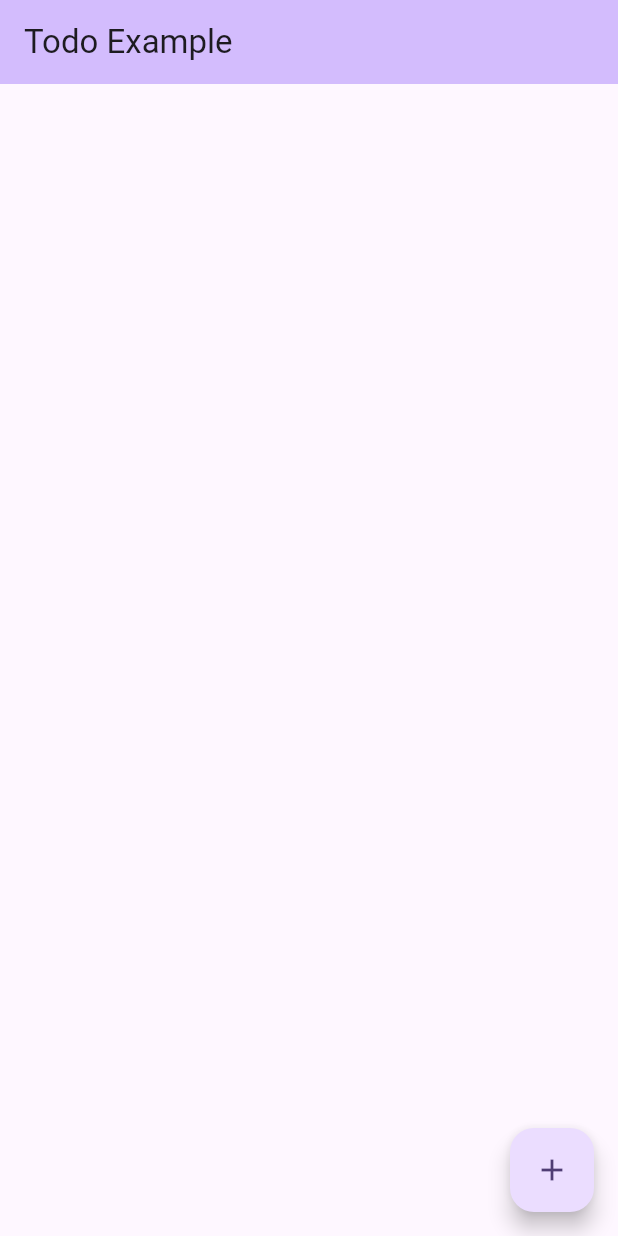
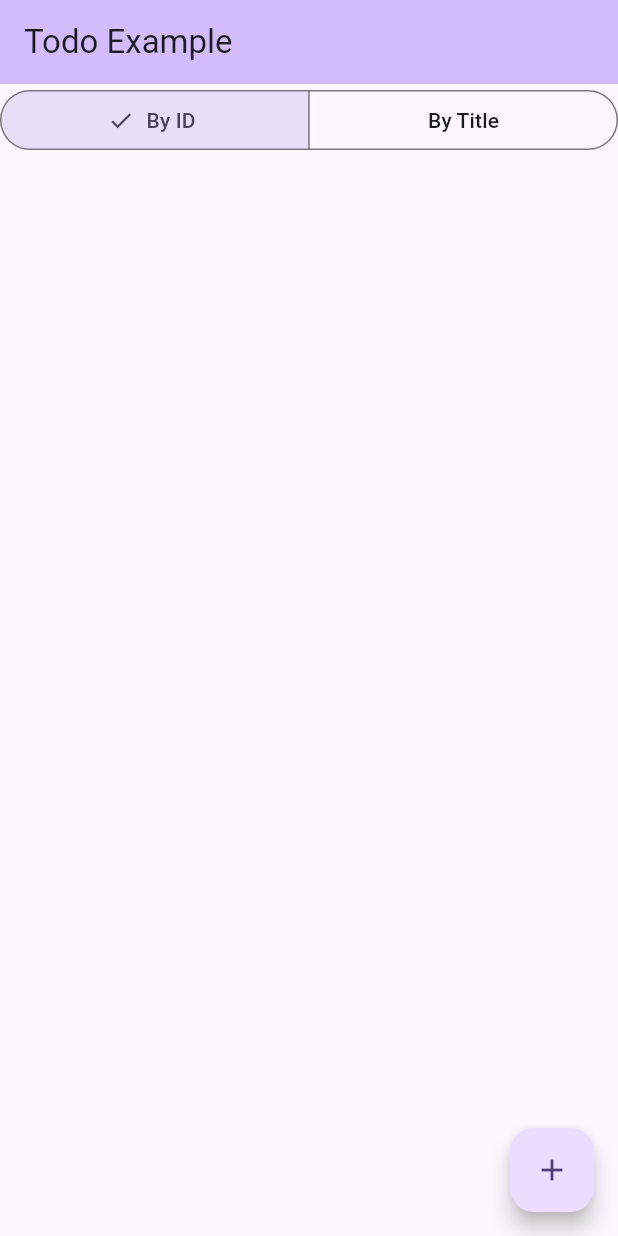
Before and after one commit to futurechallenger/todo_simple_example, a Flutter app: the screen it shows after launch, on a phone screen of 412 x 824 dp. Run offline on Flutter 3.47's test engine with Material 3 defaults, Android fonts, the light colour scheme and no system bars.

Commit message:
add switch-toggle

```diff
--- a/lib/main.dart
+++ b/lib/main.dart
@@ -1,9 +1,8 @@
 import 'package:flutter/material.dart';
-import 'package:flutter/rendering.dart';
 import 'package:todo_simple_example/screens/home_page.dart';
 
 void main() {
-  debugPaintSizeEnabled = true;
+  // debugPaintSizeEnabled = true;
   runApp(const TodoApp());
 }
 
--- a/lib/screens/home_page.dart
+++ b/lib/screens/home_page.dart
@@ -1,4 +1,5 @@
 import 'package:flutter/material.dart';
+import 'package:todo_simple_example/widgets/single_choice_toggle.dart';
 import 'package:uuid/uuid.dart';
 import 'package:todo_simple_example/models/todo_item.dart';
 
@@ -29,9 +30,18 @@ class _HomePageState extends State<HomePage> {
         backgroundColor: Theme.of(context).colorScheme.inversePrimary,
         title: Text(widget.title),
       ),
-      body: ListView.builder(
-        itemBuilder: _itemBuilder,
-        itemCount: _itemList.length,
+      body: Column(
+        mainAxisAlignment: MainAxisAlignment.start,
+        crossAxisAlignment: CrossAxisAlignment.stretch,
+        children: [
+          const SingleChoiceToggle(),
+          Expanded(
+            child: ListView.builder(
+              itemBuilder: _itemBuilder,
+              itemCount: _itemList.length,
+            ),
+          )
+        ],
       ),
       floatingActionButton: FloatingActionButton(
         onPressed: () {
--- /dev/null
+++ b/lib/widgets/single_choice_toggle.dart
@@ -0,0 +1,28 @@
+import 'package:flutter/material.dart';
+
+class SingleChoiceToggle extends StatefulWidget {
+  const SingleChoiceToggle({super.key});
+
+  @override
+  State<SingleChoiceToggle> createState() => _SingleChoiceToggleState();
+}
+
+class _SingleChoiceToggleState extends State<SingleChoiceToggle> {
+  int selectedIndex = 0;
+
+  @override
+  Widget build(BuildContext context) {
+    return SegmentedButton<int>(
+      segments: const [
+        ButtonSegment(value: 0, label: Text('By ID')),
+        ButtonSegment(value: 1, label: Text('By Title')),
+      ],
+      selected: <int>{selectedIndex},
+      onSelectionChanged: (Set<int> newSelection) {
+        setState(() {
+          selectedIndex = newSelection.first;
+        });
+      },
+    );
+  }
+}
```
